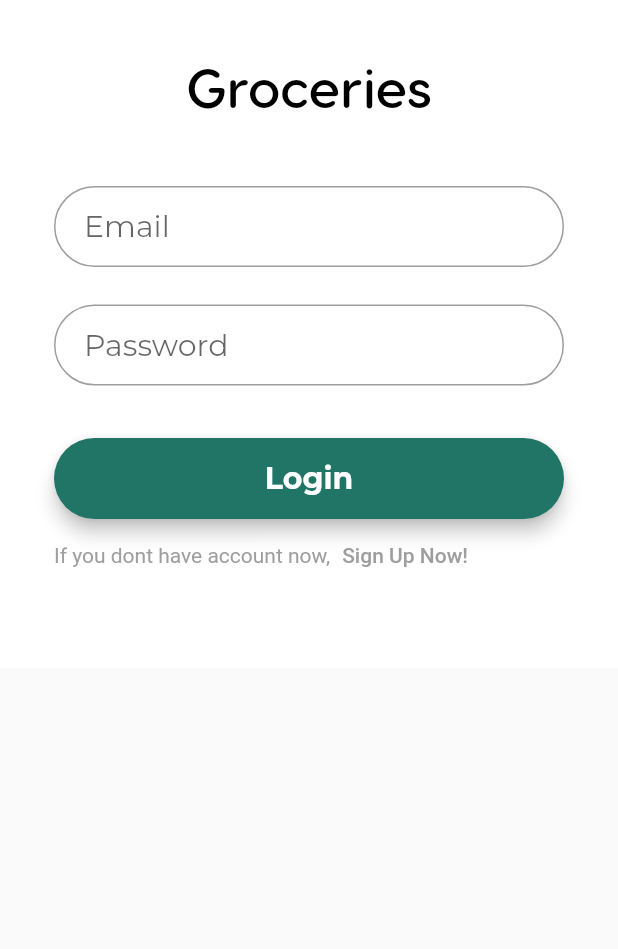
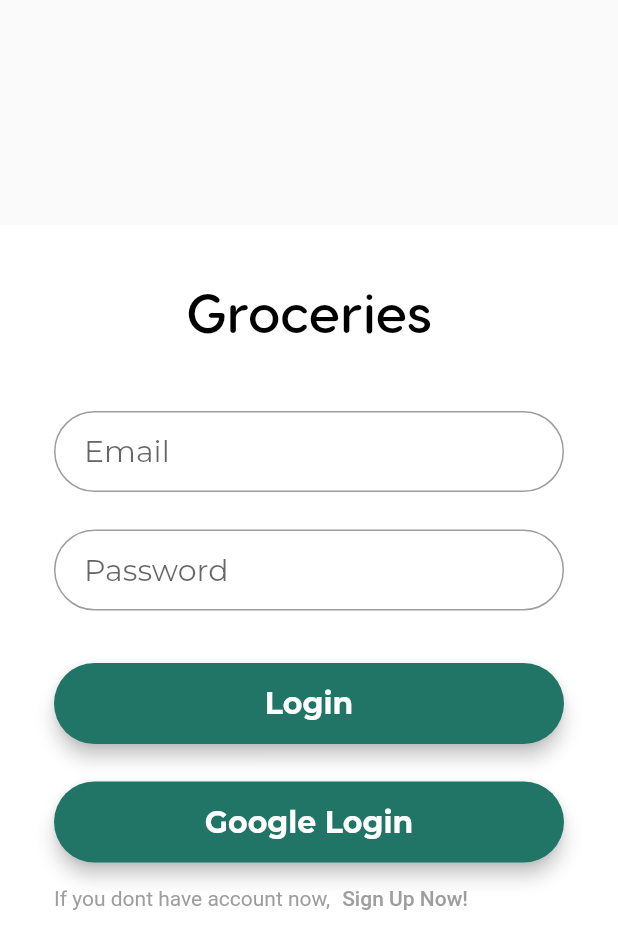
Before and after one commit to Aymn-Mohd/Groceries, a Flutter app: the Login screen opened directly, after a tap on "Login", on a phone screen of 412 x 824 dp. Shown: the top 949 px of the screen. Run offline on Flutter 3.47's test engine with Material 2 defaults, Android fonts, the phone set to English and light mode, and no system bars; our stand-ins replace cloud_firestore, convex_bottom_bar, firebase_auth, firebase_core, flutter_svg, get and 2 more; missing offline and left inert: bottom_drawer, scan; accounts and stored records are empty; network calls fail.

Commit message:
Auth
done with auth need to change sign up screen , database users

```diff
--- a/lib/Pages/AuthScreens/Login.dart
+++ b/lib/Pages/AuthScreens/Login.dart
@@ -3,6 +3,10 @@ import 'package:flutter_svg/svg.dart';
 import 'package:google_fonts/google_fonts.dart';
 import 'package:groceries/Assets/Themes/Colorthemes.dart';
 import 'package:groceries/Assets/Themes/Fonts.dart';
+import 'package:groceries/Pages/AuthScreens/SignUp.dart';
+import 'package:groceries/Services/AuthServ/Auth.dart';
+import 'package:groceries/Services/AuthServ/gAuth.dart';
+import 'package:provider/provider.dart';
 
 class Login extends StatefulWidget {
   const Login({Key? key}) : super(key: key);
@@ -14,9 +18,15 @@ class Login extends StatefulWidget {
 class _LoginState extends State<Login> {
 
   String email = '';
+  String pass = '';
   @override
   Widget build(BuildContext context) {
     final emailField = TextField(
+      onChanged: (val){
+        setState(() {
+          email = val;
+        });
+      },
       style: style20,
       decoration: InputDecoration(
           contentPadding: EdgeInsets.fromLTRB(20.0, 15.0, 20.0, 15.0),
@@ -26,6 +36,11 @@ class _LoginState extends State<Login> {
     );
 
     final passwordField = TextField(
+      onChanged: (val){
+        setState(() {
+          pass = val;
+        });
+      },
       obscureText: true,
       style: style20,
       decoration: InputDecoration(
@@ -42,8 +57,27 @@ class _LoginState extends State<Login> {
       child: MaterialButton(
         minWidth: MediaQuery.of(context).size.width,
         padding: EdgeInsets.fromLTRB(20.0, 15.0, 20.0, 15.0),
-        onPressed: () {},
+        onPressed: () {
+          authserv(email: email,pass: pass).signinep(email,pass);
+        },
         child: Text("Login",
+            textAlign: TextAlign.center,
+            style: style20.copyWith(
+                color: Colors.white, fontWeight: FontWeight.bold)),
+      ),
+    );
+    final gloginButon = Material(
+      elevation: 5.0,
+      borderRadius: BorderRadius.circular(30.0),
+      color: greenl,
+      child: MaterialButton(
+        minWidth: MediaQuery.of(context).size.width,
+        padding: EdgeInsets.fromLTRB(20.0, 15.0, 20.0, 15.0),
+        onPressed: () {
+          final provider = Provider.of<GSignIn>(context,listen: false);
+          provider.gLogin();
+        },
+        child: Text("Google Login",
             textAlign: TextAlign.center,
             style: style20.copyWith(
                 color: Colors.white, fontWeight: FontWeight.bold)),
@@ -51,7 +85,8 @@ class _LoginState extends State<Login> {
     );
 
     return Scaffold(
-        body: SingleChildScrollView(
+        body: Center(
+          child: SingleChildScrollView(
 
       child: SafeArea(
           child: Center(
@@ -95,12 +130,18 @@ class _LoginState extends State<Login> {
                           height: 35.0,
                         ),
                         loginButon,
+                        SizedBox(
+                          height: 25.0,
+                        ),
+                        gloginButon,
                         Row(
                           crossAxisAlignment: CrossAxisAlignment.center,
                           children: [
                             Text('If you dont have account now,',style: TextStyle(color: Colors.grey)),
                             TextButton(
-                              onPressed: () {},
+                                onPressed: () {
+                                  Navigator.pushReplacement(context, MaterialPageRoute(builder: (_)=> SignUp()));
+                                },
                                 child: Text(
                                   'Sign Up Now!',
                                   style: TextStyle(color: Colors.grey),
@@ -118,6 +159,7 @@ class _LoginState extends State<Login> {
             ),
           ),
       ),
+    ),
         ));
   }
 }
--- /dev/null
+++ b/lib/Services/AuthServ/Auth.dart
@@ -0,0 +1,42 @@
+import 'package:flutter/material.dart';
+import 'package:firebase_auth/firebase_auth.dart';
+
+class authserv {
+  final String email;
+  final String pass;
+authserv({required this.email, required this.pass});
+
+  Future signinep(email,pass) async{
+
+    try {
+      UserCredential signinep = await FirebaseAuth.instance.signInWithEmailAndPassword(email: email, password: pass);
+    } on FirebaseAuthException catch (e) {
+      if (e.code == 'weak-password') {
+        print('The password provided is too weak.');
+      } else if (e.code == 'email-already-in-use') {
+        print('The account already exists for that email.');
+      }
+    } catch (e) {
+      print(e);
+    }
+
+}
+  Future registerep(email,pass) async{
+
+    try {
+      UserCredential Reegisterep = await FirebaseAuth.instance.createUserWithEmailAndPassword(
+        email: email ,
+        password: pass,
+      );
+    } on FirebaseAuthException catch (e) {
+      if (e.code == 'weak-password') {
+        print('The password provided is too weak.');
+      } else if (e.code == 'email-already-in-use') {
+        print('The account already exists for that email.');
+      }
+    } catch (e) {
+      print(e);
+    }
+  }
+
+}
```
Also changed, not shown: lib/Pages/AuthScreens/SignUp.dart (+16 -2 lines), lib/Pages/Home.dart (+14 -1 lines), lib/Services/AuthServ/Streamauth.dart (added, +24 -0 lines), lib/Services/AuthServ/gAuth.dart (added, +29 -0 lines), lib/main.dart (+8 -23 lines). Lines whose indentation alone changed are shown as unchanged.
